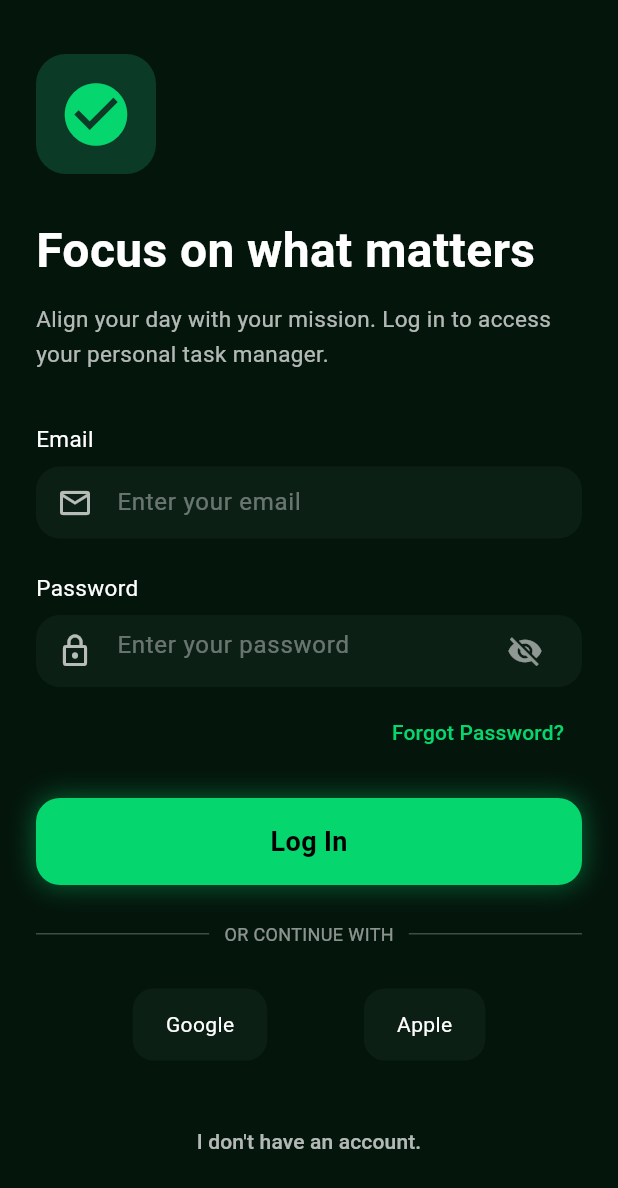
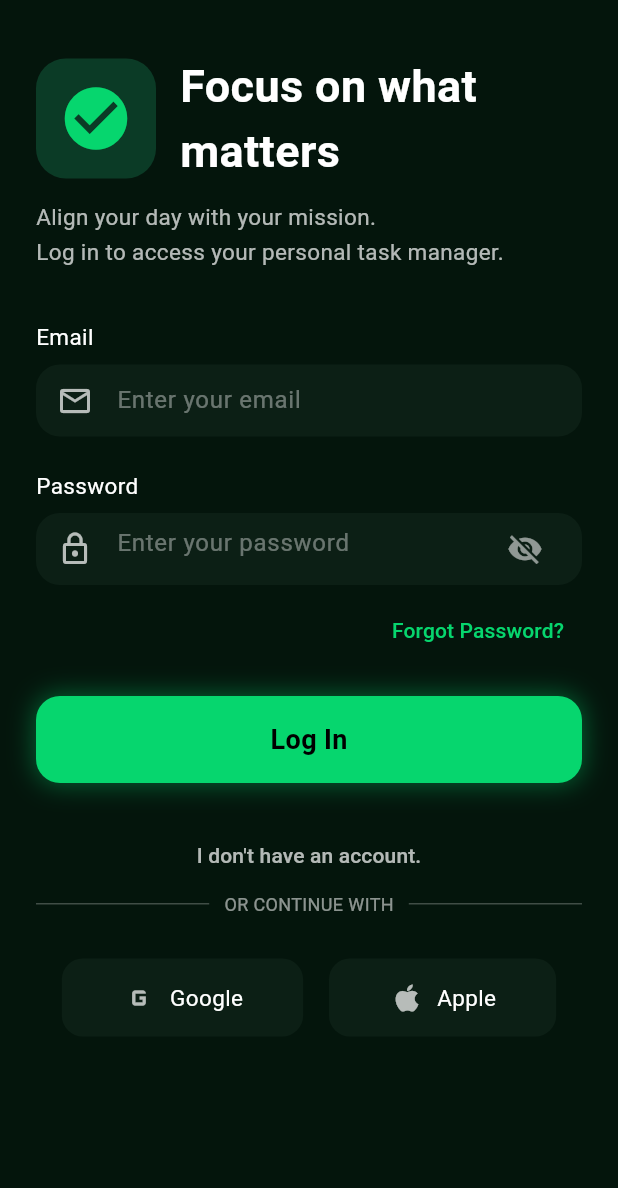
Before and after one commit to koixos/oop-mobile-frontend, a Flutter app: the screen it shows after launch, on a phone screen of 412 x 824 dp. Shown: the top 1188 px of the screen. Run offline on Flutter 3.47's test engine with Material 3 defaults, Android fonts, the phone set to English and light mode, and no system bars; our stand-ins replace fluttertoast, image_picker, shared_preferences.

Commit message:
update layout design

```diff
--- a/lib/views/auth/pages/login_page.dart
+++ b/lib/views/auth/pages/login_page.dart
@@ -116,14 +116,23 @@ class _LoginPageState extends State<LoginPage> {
     );
   }
 
-  Widget _buildSocialButton(String text) {
+  Widget _buildSocialButton(String text, IconData? icon) {
     return Container(
-      padding: const EdgeInsets.symmetric(horizontal: 22, vertical: 14),
+      padding: const EdgeInsets.symmetric(horizontal: 40, vertical: 14),
       decoration: BoxDecoration(
         color: const Color(0xFF0C1F15),
         borderRadius: BorderRadius.circular(14),
       ),
-      child: Text(text, style: const TextStyle(color: Colors.white)),
+      child: Row(
+        mainAxisSize: MainAxisSize.min,
+        children: [
+          if (icon != null) ...[
+            Icon(icon, color: Colors.white70),
+            const SizedBox(width: 8),
+          ],
+          Text(text, style: const TextStyle(color: Colors.white, fontSize: 15)),
+        ],
+      ),
     );
   }
 
@@ -152,6 +161,8 @@ class _LoginPageState extends State<LoginPage> {
                 //   icon: const Icon(Icons.arrow_back, color: Colors.white),
                 // ),
                 const SizedBox(height: 20),
+                Row(
+                  children: [
                     Container(
                       width: 80,
                       height: 80,
@@ -165,18 +176,23 @@ class _LoginPageState extends State<LoginPage> {
                         color: Color(0xFF06D66E),
                       ),
                     ),
-                const SizedBox(height: 28),
-                const Text(
+                    const SizedBox(width: 16),
+                    const Expanded(
+                      child: Text(
+                        maxLines: 2,
                         "Focus on what matters",
                         style: TextStyle(
-                    fontSize: 32,
+                          fontSize: 30,
                           color: Colors.white,
                           fontWeight: FontWeight.bold,
                         ),
                       ),
+                    ),
+                  ],
+                ),
                 const SizedBox(height: 12),
                 const Text(
-                  "Align your day with your mission. Log in to access your personal task manager.",
+                  "Align your day with your mission.\nLog in to access your personal task manager.",
                   style: TextStyle(
                     fontSize: 15,
                     color: Colors.white70,
@@ -255,6 +271,18 @@ class _LoginPageState extends State<LoginPage> {
                   ),
                 ),
                 const SizedBox(height: 24),
+                Center(
+                  child: TextButton(
+                    onPressed: () => Navigator.push(
+                      context,
+                      MaterialPageRoute(builder: (_) => const RegisterPage()),
+                    ),
+                    child: const Text(
+                      "I don't have an account.",
+                      style: TextStyle(color: Colors.white70),
+                    ),
+                  ),
+                ),
                 Row(
                   children: const [
                     Expanded(child: Divider(color: Colors.white24)),
@@ -271,22 +299,9 @@ class _LoginPageState extends State<LoginPage> {
                 Row(
                   mainAxisAlignment: MainAxisAlignment.spaceEvenly,
                   children: [
-                    _buildSocialButton("Google"),
-                    _buildSocialButton("Apple"),
+                    _buildSocialButton("Google", Icons.g_mobiledata),
+                    _buildSocialButton("Apple", Icons.apple),
                   ],
-                ),
-                const SizedBox(height: 30),
-                Center(
-                  child: TextButton(
-                    onPressed: () => Navigator.push(
-                      context,
-                      MaterialPageRoute(builder: (_) => const RegisterPage()),
-                    ),
-                    child: const Text(
-                      "I don't have an account.",
-                      style: TextStyle(color: Colors.white70),
-                    ),
-                  ),
                 ),
               ],
             ),
```
Lines whose indentation alone changed are shown as unchanged.
